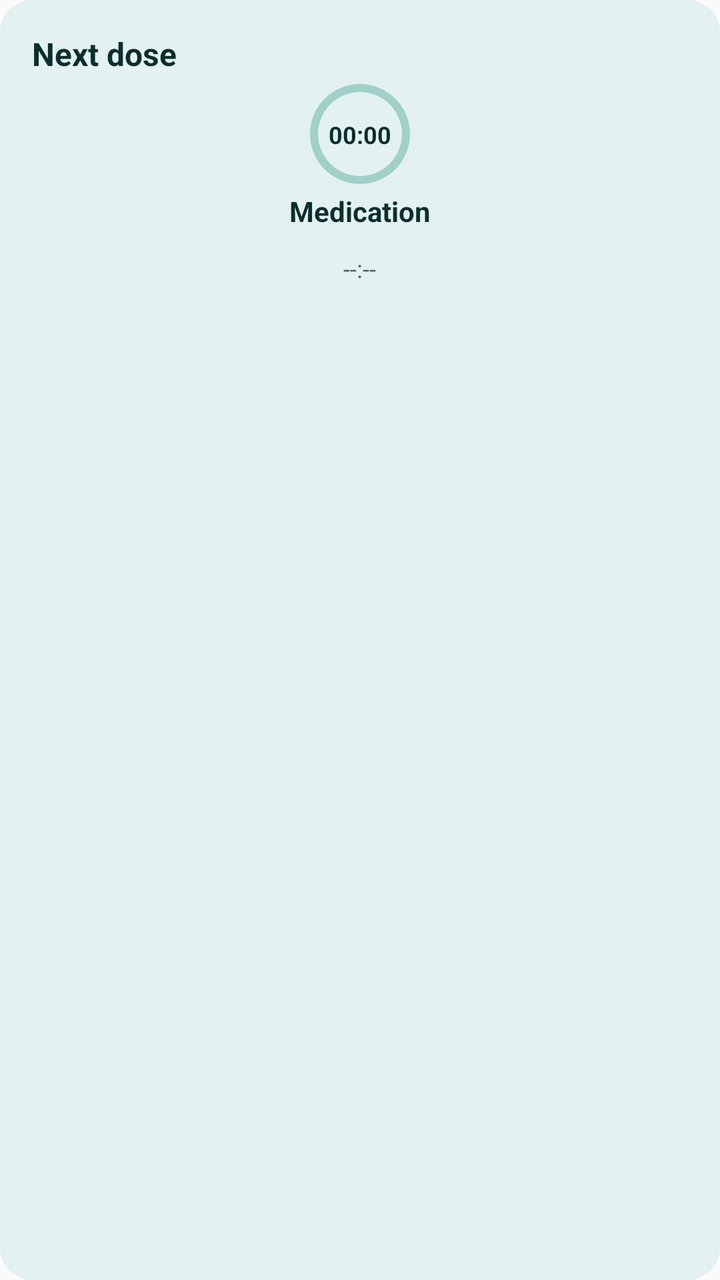
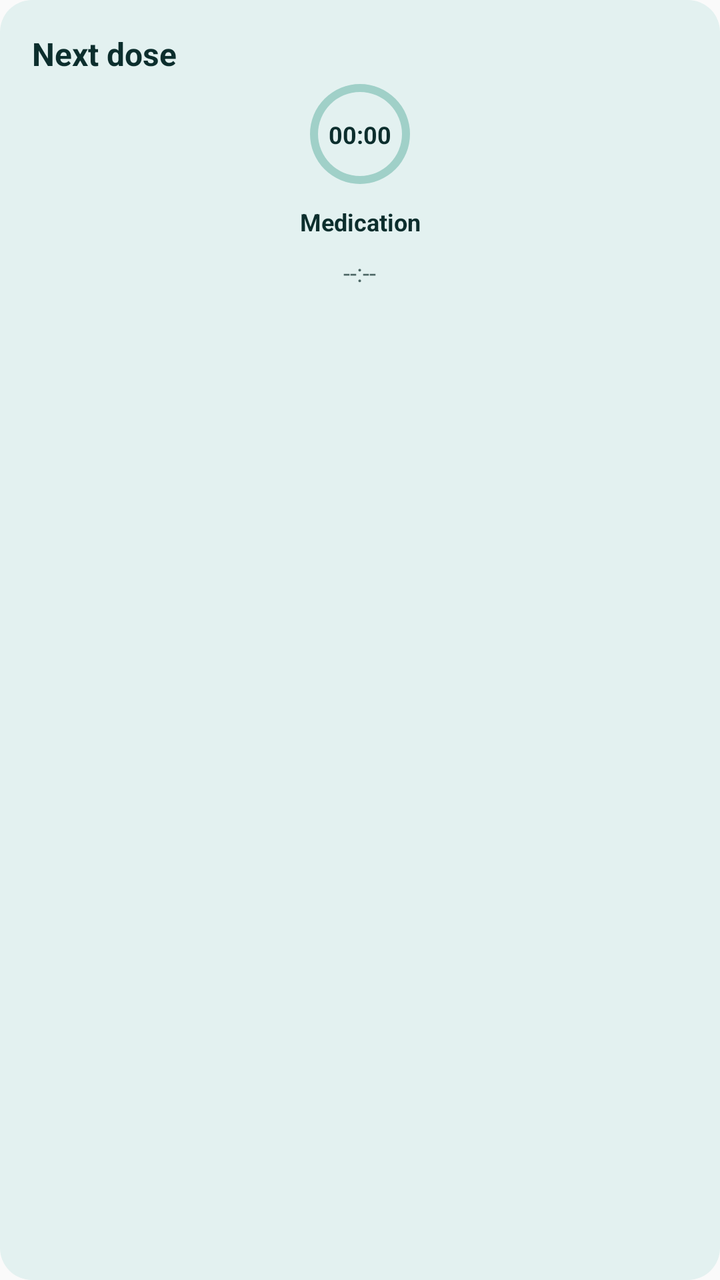

Before-and-after screenshots of an Android layout around one commit, followed by the original layout XML and the change that was made.
<!-- AndroidManifest.xml: application theme AppTheme -->
<!-- res/layout/next_dose_widget.xml -->
<?xml version="1.0" encoding="utf-8"?>
<FrameLayout xmlns:android="http://schemas.android.com/apk/res/android"
    android:id="@+id/widget_root"
    android:layout_width="match_parent"
    android:layout_height="match_parent"
    android:padding="16dp"
    android:background="@drawable/widget_background">

    <TextView
        android:id="@+id/widget_title"
        android:layout_width="wrap_content"
        android:layout_height="wrap_content"
        android:layout_gravity="top|start"
         android:text="Next dose"
         android:textSize="16sp"
         android:textColor="@color/widget_text_primary"
         android:textStyle="bold"
        android:maxLines="2"
        android:breakStrategy="simple" />

    
    <ProgressBar
        android:id="@+id/widget_ring"
        style="@style/ShosWidgetRing"
        android:layout_width="50dp"
        android:layout_height="50dp"
        android:layout_gravity="top|center_horizontal"
        android:layout_marginTop="26dp"
        android:rotation="-90"
        android:max="100" />

    
    <Chronometer
        android:id="@+id/widget_countdown"
        android:layout_width="42dp"
        android:layout_height="wrap_content"
        android:layout_gravity="top|center_horizontal"
        android:layout_marginTop="43dp"
        android:gravity="center"
        android:textSize="12sp"
        android:textStyle="bold"
        android:textColor="@color/widget_text_primary"
        android:maxLines="1"
        android:autoSizeTextType="uniform"
        android:autoSizeMaxTextSize="12sp"
        android:autoSizeMinTextSize="9sp"
        android:autoSizeStepGranularity="1sp"
        android:clickable="false"
        android:focusable="false" />

    
    <TextView
        android:id="@+id/widget_ring_label"
        android:layout_width="42dp"
        android:layout_height="wrap_content"
        android:layout_gravity="top|center_horizontal"
        android:layout_marginTop="43dp"
        android:gravity="center"
        android:text=""
        android:textSize="12sp"
        android:textStyle="bold"
        android:maxLines="1"
        android:autoSizeTextType="uniform"
        android:autoSizeMaxTextSize="12sp"
        android:autoSizeMinTextSize="9sp"
        android:autoSizeStepGranularity="1sp" />

    
    <TextView
        android:id="@+id/widget_med_name"
        android:layout_width="match_parent"
        android:layout_height="wrap_content"
        android:layout_gravity="top|center_horizontal"
        android:layout_marginTop="80dp"
        android:gravity="center"
        android:text="Medication"
        android:textSize="14sp"
        android:textStyle="bold"
        android:textColor="@color/widget_text_primary"
        android:maxLines="2"
        android:breakStrategy="simple"
        android:autoSizeTextType="uniform"
        android:autoSizeMaxTextSize="14sp"
        android:autoSizeMinTextSize="11sp"
        android:autoSizeStepGranularity="1sp" />

    
    <TextView
        android:id="@+id/widget_next_dose"
        android:layout_width="wrap_content"
        android:layout_height="wrap_content"
        android:layout_gravity="top|center_horizontal"
        android:layout_marginTop="110dp"
        android:text="--:--"
        android:textSize="12sp"
        android:textColor="@color/widget_text_muted"
        android:maxLines="2"
        android:breakStrategy="simple" />
</FrameLayout>
<!-- resources referenced by this layout -->
<resources>
  <color name="widget_text_muted">#4C6664</color>
  <color name="widget_text_primary">#0C2E2D</color>
  <!-- drawable widget_background (drawable) -->
  <?xml version="1.0" encoding="utf-8"?>
  <shape xmlns:android="http://schemas.android.com/apk/res/android"
      android:shape="rectangle">
      <solid android:color="@color/widget_bg" />
      <corners android:radius="16dp" />
  </shape>
  <style name="ShosWidgetRing" parent="@android:style/Widget.ProgressBar.Horizontal">
          <item name="android:progressDrawable">@drawable/widget_ring</item>
          <item name="android:maxHeight">0dp</item>
          <item name="android:minHeight">0dp</item>
          <item name="android:indeterminateOnly">false</item>
      </style>
  <style name="AppTheme" parent="Theme.AppCompat.Light.DarkActionBar">
          
          <item name="colorPrimary">@color/colorPrimary</item>
          <item name="colorPrimaryDark">@color/colorPrimaryDark</item>
          <item name="colorAccent">@color/colorAccent</item>
          <item name="android:statusBarColor">@android:color/transparent</item>
          <item name="android:navigationBarColor">@android:color/transparent</item>
      </style>
  <color name="widget_bg">#E3F1F0</color>
  <!-- drawable widget_ring (drawable) -->
  <?xml version="1.0" encoding="utf-8"?>
  <layer-list xmlns:android="http://schemas.android.com/apk/res/android">
      <item
          android:id="@android:id/background"
          android:drawable="@drawable/widget_ring_track" />
      <item
          android:id="@android:id/progress"
          android:drawable="@drawable/widget_ring_arc" />
  </layer-list>
  <!-- drawable widget_ring_track (drawable) -->
  <?xml version="1.0" encoding="utf-8"?>
  <shape xmlns:android="http://schemas.android.com/apk/res/android"
      android:shape="ring"
      android:innerRadius="21dp"
      android:thickness="4dp"
      android:useLevel="false">
      <solid android:color="@color/widget_ring_track" />
  </shape>
  <!-- drawable widget_ring_arc (drawable) -->
  <?xml version="1.0" encoding="utf-8"?>
  <shape xmlns:android="http://schemas.android.com/apk/res/android"
      android:shape="ring"
      android:innerRadius="21dp"
      android:thickness="4dp"
      android:useLevel="true">
      <solid android:color="@color/widget_good" />
  </shape>
  <color name="widget_ring_track">#A0D0C8</color>
  <color name="widget_good">#0B6B33</color>
</resources>

<!-- the commit's change to res/layout/next_dose_widget.xml (unified diff, before → after) -->
@@ -69,19 +69,19 @@
     <TextView
         android:id="@+id/widget_med_name"
         android:layout_width="match_parent"
-        android:layout_height="wrap_content"
+        android:layout_height="30dp"
         android:layout_gravity="top|center_horizontal"
         android:layout_marginTop="80dp"
         android:gravity="center"
         android:text="Medication"
-        android:textSize="14sp"
+        android:textSize="12sp"
         android:textStyle="bold"
         android:textColor="@color/widget_text_primary"
         android:maxLines="2"
         android:breakStrategy="simple"
         android:autoSizeTextType="uniform"
-        android:autoSizeMaxTextSize="14sp"
-        android:autoSizeMinTextSize="11sp"
+        android:autoSizeMaxTextSize="12sp"
+        android:autoSizeMinTextSize="9sp"
         android:autoSizeStepGranularity="1sp" />
 
     
@@ -90,7 +90,7 @@
         android:layout_width="wrap_content"
         android:layout_height="wrap_content"
         android:layout_gravity="top|center_horizontal"
-        android:layout_marginTop="110dp"
+        android:layout_marginTop="112dp"
         android:text="--:--"
         android:textSize="12sp"
         android:textColor="@color/widget_text_muted"
